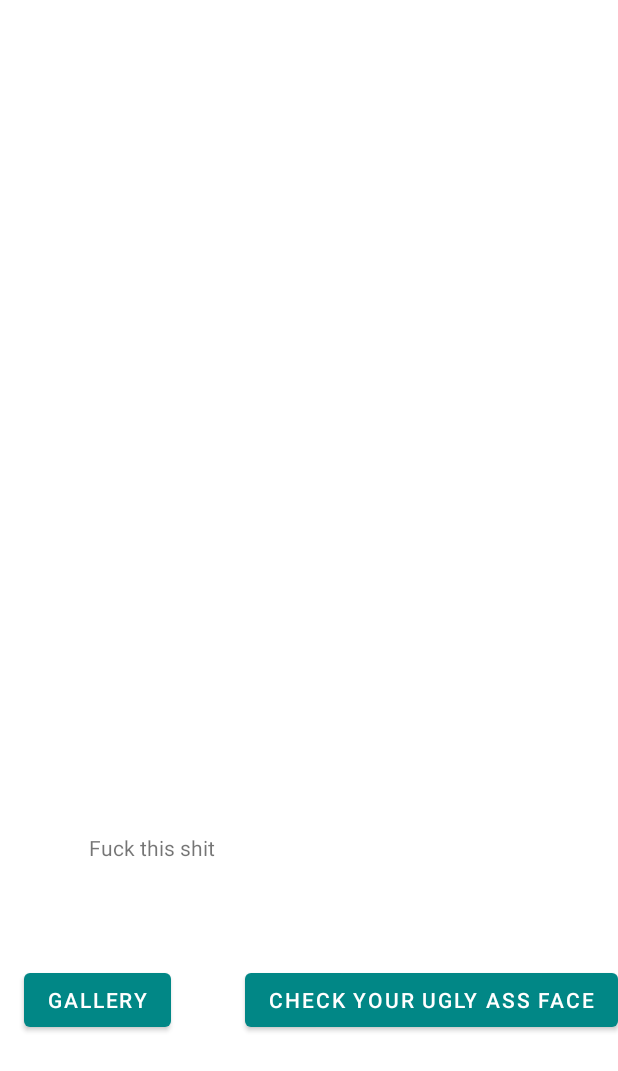
After one commit to paulineL03/Achates, an Android app: the faceDetection screen opened directly, with no data from a screen before it, on a phone screen of 412 x 824 dp. The commit adds this screen. Shown: the top 1071 px of the screen. Run offline under Robolectric (Android 15) with nearby library versions, the phone set to English and light mode, and no system bars; libraries missing offline, so code that uses them is left out: com.google.mlkit.vision; 1 statement that could not run was skipped.

Commit message:
image classifier now working

```diff
--- a/app/build.gradle
+++ b/app/build.gradle
@@ -35,9 +35,13 @@ dependencies {
     implementation 'com.google.android.material:material:1.1.0'
     implementation 'androidx.constraintlayout:constraintlayout:2.1.4'
     implementation 'com.google.android.material:material:1.2.0'
-    implementation project(path: ':sdk')
+
+
+//    implementation project(path: ':sdk')
     testImplementation 'junit:junit:4.13.2'
     androidTestImplementation 'androidx.test.ext:junit:1.1.3'
     androidTestImplementation 'androidx.test.espresso:espresso-core:3.4.0'
     implementation 'pl.droidsonroids.gif:android-gif-drawable:1.2.17'
+    implementation 'com.google.mlkit:face-detection:16.1.5'
+    implementation 'com.google.mlkit:image-labeling:17.0.7'
 }
--- /dev/null
+++ b/app/src/main/java/com/example/achates1/faceDetection.java
@@ -0,0 +1,127 @@
+package com.example.achates1;
+
+import androidx.annotation.NonNull;
+import androidx.annotation.Nullable;
+import androidx.appcompat.app.AppCompatActivity;
+import androidx.appcompat.widget.AppCompatImageHelper;
+
+import android.Manifest;
+import android.content.Intent;
+import android.content.pm.PackageManager;
+import android.graphics.Bitmap;
+import android.graphics.ImageDecoder;
+import android.net.Uri;
+import android.os.Build;
+import android.os.Bundle;
+import android.provider.MediaStore;
+import android.util.Log;
+import android.view.View;
+import android.widget.ImageView;
+import android.widget.TextView;
+
+import com.google.android.gms.tasks.OnFailureListener;
+import com.google.android.gms.tasks.OnSuccessListener;
+import com.google.mlkit.vision.common.InputImage;
+import com.google.mlkit.vision.label.ImageLabel;
+import com.google.mlkit.vision.label.ImageLabeler;
+import com.google.mlkit.vision.label.ImageLabeling;
+import com.google.mlkit.vision.label.defaults.ImageLabelerOptions;
+
+import java.io.IOException;
+import java.util.List;
+
+public class faceDetection extends AppCompatActivity {
+private int REQUEST_PICK_IMAGE=1000;
+
+
+    private ImageView imageBox;
+    private TextView output;
+    private ImageLabeler imageLabeler;
+
+    @Override
+    protected void onCreate(Bundle savedInstanceState) {
+        super.onCreate(savedInstanceState);
+        setContentView(R.layout.facedetection);
+        imageBox=findViewById(R.id.imageBox);
+        output=findViewById(R.id.output);
+        imageLabeler= ImageLabeling.getClient(new ImageLabelerOptions.Builder()
+                .setConfidenceThreshold(0.7f)
+                .build()
+        );
+
+        if (Build.VERSION.SDK_INT>= Build.VERSION_CODES.M){
+            if (checkSelfPermission(Manifest.permission.READ_EXTERNAL_STORAGE)!= PackageManager.PERMISSION_GRANTED) {
+                requestPermissions(new String[]{Manifest.permission.READ_EXTERNAL_STORAGE}, 0);
+            }
+        }
+    }
+
+    @Override
+    public void onRequestPermissionsResult(int requestCode, @NonNull String[] permissions, @NonNull int[] grantResults) {
+        super.onRequestPermissionsResult(requestCode, permissions, grantResults);
+
+        Log.d(faceDetection.class.getSimpleName(), "grant result for " +permissions[0] + " is " + grantResults[0]);
+    }
+
+    public void onPickImage(View view){
+        Intent i= new Intent(Intent.ACTION_GET_CONTENT);
+        i.setType("image/*");
+
+        startActivityForResult(i, REQUEST_PICK_IMAGE);
+    }
+    public void onStartCamera(View view){
+
+    }
+
+    @Override
+    protected void onActivityResult(int requestCode, int resultCode, @Nullable Intent data) {
+        super.onActivityResult(requestCode, resultCode, data);
+
+        if (resultCode==RESULT_OK ){
+            if (requestCode== REQUEST_PICK_IMAGE){
+                Uri uri= data.getData();
+                Bitmap bitmap=loadUri(uri);
+                imageBox.setImageBitmap(bitmap);
+                classifyImage(bitmap);
+            }
+        }
+    }
+    private Bitmap loadUri(Uri uri){
+        Bitmap bitmap=null;
+
+        try {
+            if(Build.VERSION.SDK_INT> Build.VERSION_CODES.O_MR1){
+                ImageDecoder.Source source= ImageDecoder.createSource(getContentResolver(), uri);
+                bitmap=ImageDecoder.decodeBitmap(source);
+            }else{
+                bitmap= MediaStore.Images.Media.getBitmap(getContentResolver(), uri);
+            }
+
+        }catch (IOException e){
+            e.printStackTrace();
+        }
+        return bitmap;
+    }
+    private void classifyImage(Bitmap bitmap){
+        InputImage inputImage=InputImage.fromBitmap(bitmap, 0);
+        imageLabeler.process(inputImage).addOnSuccessListener(new OnSuccessListener<List<ImageLabel>>() {
+            @Override
+            public void onSuccess(List<ImageLabel> imageLabels) {
+                if(imageLabels.size()>0){
+                    StringBuilder builder= new StringBuilder();
+                    for(ImageLabel label : imageLabels){
+                        builder.append(label.getText()).append(".").append(label.getConfidence()).append("\n");
+                    }
+                    output.setText(builder.toString());
+                }else{
+                    output.setText("An alien maybe.");
+                }
+            }
+        }).addOnFailureListener(new OnFailureListener() {
+            @Override
+            public void onFailure(@NonNull Exception e) {
+                e.printStackTrace();
+            }
+        });
+    }
+}
--- a/app/src/main/java/com/example/achates1/home.java
+++ b/app/src/main/java/com/example/achates1/home.java
@@ -24,16 +24,18 @@ public class home extends Fragment {
 
 
         View v = inflater.inflate(R.layout.fragment_home,container,false);
+        /*
         Button button=(Button)v.findViewById(R.id.gbutton);
 
         OnClickListener listnr=new OnClickListener() {
             @Override
             public void onClick(View v) {
-                Intent intent=new Intent(getActivity(), menu.class);
+                Intent intent=new Intent(getActivity(), faceDetection.class);
                 startActivity(intent);
             }
         };
-        button.setOnClickListener(listnr);
+        button.setOnClickListener(listnr);*/
+
         return v;
 
     }
--- /dev/null
+++ b/app/src/main/res/layout/facedetection.xml
@@ -0,0 +1,58 @@
+<?xml version="1.0" encoding="utf-8"?>
+<androidx.constraintlayout.widget.ConstraintLayout xmlns:android="http://schemas.android.com/apk/res/android"
+    xmlns:app="http://schemas.android.com/apk/res-auto"
+    xmlns:tools="http://schemas.android.com/tools"
+    android:layout_width="match_parent"
+    android:layout_height="match_parent"
+    tools:context=".faceDetection">
+
+    <ImageView
+        android:id="@+id/imageBox"
+        android:layout_width="match_parent"
+        android:layout_height="500dp"
+        app:layout_constraintBottom_toTopOf="@+id/output"
+        app:layout_constraintEnd_toEndOf="parent"
+        app:layout_constraintHeight_max="500dp"
+        app:layout_constraintHorizontal_bias="1.0"
+        app:layout_constraintStart_toStartOf="parent"
+        app:layout_constraintTop_toTopOf="parent"
+        app:layout_constraintVertical_bias="0.0"/>
+
+    <TextView
+        android:id="@+id/output"
+        android:layout_width="wrap_content"
+        android:layout_height="wrap_content"
+        android:text="Fuck this shit"
+        app:layout_constraintBottom_toBottomOf="parent"
+        app:layout_constraintEnd_toEndOf="parent"
+        app:layout_constraintHorizontal_bias="0.181"
+        app:layout_constraintStart_toStartOf="parent"
+        app:layout_constraintTop_toTopOf="parent"
+        app:layout_constraintVertical_bias="0.69" />
+
+    <Button
+        android:layout_width="wrap_content"
+        android:layout_height="wrap_content"
+        android:layout_marginTop="68dp"
+        android:onClick="onStartCamera"
+        android:text="Check your Ugly Ass face"
+        app:layout_constraintBottom_toBottomOf="parent"
+        app:layout_constraintEnd_toEndOf="parent"
+        app:layout_constraintHorizontal_bias="1.0"
+        app:layout_constraintStart_toEndOf="@+id/button"
+        app:layout_constraintTop_toBottomOf="@+id/output"
+        app:layout_constraintVertical_bias="0.0" />
+
+    <Button
+        android:id="@+id/button"
+        android:layout_width="wrap_content"
+        android:layout_height="wrap_content"
+        android:layout_marginStart="16dp"
+        android:layout_marginTop="68dp"
+        android:onClick="onPickImage"
+        android:text="Gallery"
+        app:layout_constraintBottom_toBottomOf="parent"
+        app:layout_constraintStart_toStartOf="parent"
+        app:layout_constraintTop_toBottomOf="@+id/output"
+        app:layout_constraintVertical_bias="0.0" />
+</androidx.constraintlayout.widget.ConstraintLayout>
--- a/settings.gradle
+++ b/settings.gradle
@@ -17,7 +17,6 @@ include ':app'
 
 include ':openCVLibrary343'
 include ':openCVLibrary343'
-include ':sdk'
 
 include ':openCVLibrary343'
 include ':openCVLibrary343'
```
Also changed, not shown: app/src/main/AndroidManifest.xml (+4 -10 lines), app/src/main/java/com/example/achates1/face_recognition.java (deleted, +0 -112 lines), app/src/main/java/com/example/achates1/menu.java (deleted, +0 -14 lines), app/src/main/java/com/example/achates1/menuNav.java (+19 -3 lines), app/src/main/res/layout/activity_face_recognition.xml (deleted, +0 -12 lines), app/src/main/res/layout/activity_menu.xml (deleted, +0 -9 lines), app/src/main/res/layout/fragment_menu_nav.xml (+7 -5 lines).
